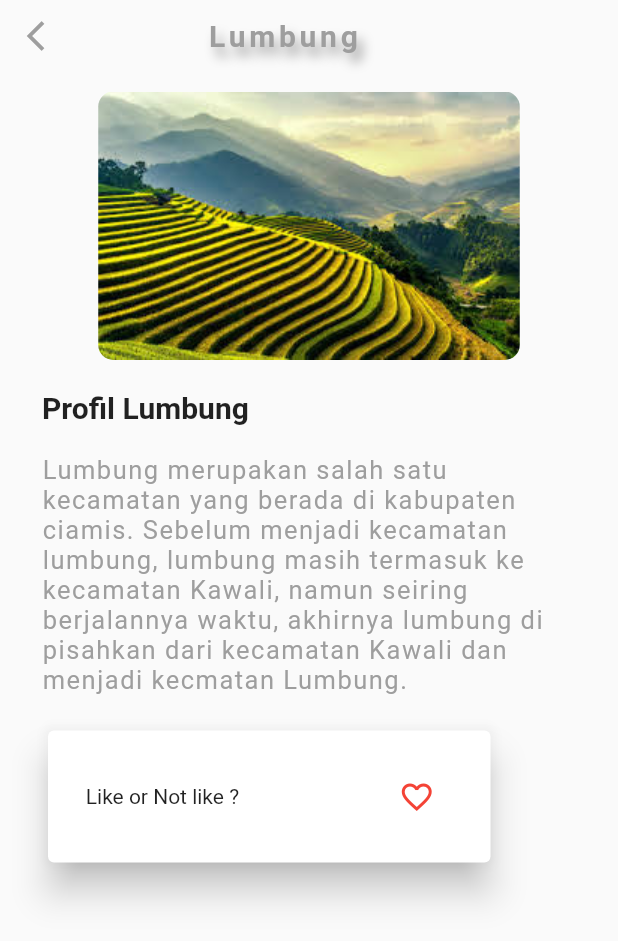
After one commit to aristrisnawan/AboutLumbung, a Flutter app: the screen it shows after launch, after a tap on "Profil", on a phone screen of 412 x 824 dp. The commit adds this screen. Shown: the top 941 px of the screen. Run offline on Flutter 3.47's test engine with Material 2 defaults, Android fonts, the phone set to English and light mode, and no system bars.

Commit message:
create profil and location

```diff
--- a/lib/home_page.dart
+++ b/lib/home_page.dart
@@ -1,6 +1,6 @@
 import 'package:flutter/cupertino.dart';
 import 'package:flutter/material.dart';
-
+import 'package:lumbung/profil.dart';
 
 class HomePage extends StatelessWidget{
 
@@ -23,8 +23,8 @@ class HomePage extends StatelessWidget{
                   crossAxisAlignment: CrossAxisAlignment.start,
                   children: [
                     new Text("All",style: TextStyle(fontSize: 40,fontWeight:FontWeight.bold,color: Colors.blue,fontFamily: 'Playfair Display'),),
-                    new Text("About",style: TextStyle(fontSize: 40,fontWeight:FontWeight.bold,color: Colors.blue,fontFamily: 'PlayfairDisplay'),),
-                    new Text("Lumbung",style: TextStyle(fontSize: 40,fontWeight:FontWeight.bold,color: Colors.blue,fontFamily: 'PlayfairDisplay'),)
+                    new Text("About",style: TextStyle(fontSize: 40,fontWeight:FontWeight.bold,color: Colors.blue,fontFamily: 'Playfair Display'),),
+                    new Text("Lumbung",style: TextStyle(fontSize: 40,fontWeight:FontWeight.bold,color: Colors.blue,fontFamily: 'Playfair Display'),)
                   ],
                 ),
               ),
@@ -35,7 +35,13 @@ class HomePage extends StatelessWidget{
             child:new Row(
               mainAxisAlignment: MainAxisAlignment.spaceEvenly,
               children: <Widget>[
-                Card(
+                 FlatButton(
+                  onPressed: () {
+                    Navigator.push(context, MaterialPageRoute(builder: (context){
+                        return Profil();
+                    }));
+                },
+                  child: Card(
                     color: Colors.grey,
                     elevation: 10.0,
                     child: Container(
@@ -47,6 +53,7 @@ class HomePage extends StatelessWidget{
                           new Text("Profil"),
                           new Text("Lumbung")
                         ],
+                      ),
                     ),
                   ),
                 ),
--- /dev/null
+++ b/lib/profil.dart
@@ -0,0 +1,126 @@
+import 'package:flutter/cupertino.dart';
+import 'package:flutter/material.dart';
+
+
+class Profil extends StatelessWidget{
+
+  Widget build(BuildContext context){
+    return Scaffold(
+      body: Container(
+          child: Column(
+            children: <Widget>[
+              SafeArea(
+                child: Row(
+                  mainAxisAlignment: MainAxisAlignment.start,
+                  children: [
+                    IconButton(
+                      icon: Icon(Icons.arrow_back_ios_sharp,color: Colors.grey,),
+                      onPressed: (){
+                        Navigator.pop(context);
+                      },
+                    ),
+                    Container(
+                      margin: EdgeInsets.only(left: 90.0),
+                      child: Text("Lumbung",style: TextStyle(
+                        fontSize: 20.0,
+                        fontWeight: FontWeight.bold,
+                        color: Colors.grey,
+                        letterSpacing: 2.5,
+                        shadows:[
+                        Shadow (
+                          blurRadius: 9.0,
+                          offset: Offset(4,6),
+                          color: Colors.grey,
+
+                      ),
+                        ],
+                      ),
+                      ),
+                    ),
+                  ],
+                ),
+              ),
+              Container(
+                padding: EdgeInsets.only(top: 13),
+                child: ClipRRect(
+                  borderRadius: BorderRadius.all(Radius.circular(10)),
+                  child: Image.asset("images/lumb.jpg")
+                ),
+              ),
+              Container(
+                margin: EdgeInsets.only(top: 20,left: 28,right: 28),
+                child: Column(
+                  crossAxisAlignment: CrossAxisAlignment.start,
+                  children: [
+                    new Text("Profil Lumbung", style: TextStyle(
+                      fontSize: 20,
+                      fontWeight: FontWeight.bold
+                    ),),
+                    Padding(
+                      padding: EdgeInsets.only(top: 20),
+                      child: Center(
+                        child: new Text("Lumbung merupakan salah satu kecamatan yang berada di kabupaten ciamis. Sebelum menjadi kecamatan lumbung, lumbung masih termasuk ke kecamatan Kawali, namun seiring berjalannya waktu, akhirnya lumbung di pisahkan dari kecamatan Kawali dan menjadi kecmatan Lumbung."
+                            , style: TextStyle(
+                          fontSize: 17,
+                          letterSpacing: 1,
+                          color: Colors.grey,
+                        ),),
+                      ),
+                    ),
+                    Container(
+                      padding: EdgeInsets.only(top: 20),
+                      child: new Row(
+                        mainAxisAlignment: MainAxisAlignment.start,
+                        children: <Widget>[
+                          Card(
+                            elevation: 10.0,
+                            child: Container(
+                              width: 295,
+                              padding: EdgeInsets.only(top:20,bottom: 20,left: 0.0,right: 0.0),
+                              child: Row(
+                                mainAxisAlignment: MainAxisAlignment.spaceEvenly,
+                                children: [
+                                  new Text("Like or Not like ?                    "),
+                                  new  Favorite()
+                                ],
+                              ),
+                            ),
+                          ),
+                        ],
+                      ),
+                    ),
+                  ],
+                ),
+              ),
+            ],
+          ),
+      ),
+    );
+  }
+}
+
+class Favorite extends StatefulWidget{
+
+  @override
+  _FavoriteState createState() =>  _FavoriteState();
+}
+
+class _FavoriteState extends State<Favorite>{
+
+  bool like = false;
+
+  @override
+  Widget build(BuildContext context){
+    return IconButton(
+      icon: Icon(
+        like ? Icons.favorite : Icons.favorite_border,
+        color: Colors.red,
+      ),
+      onPressed: (){
+        setState(() {
+          like = !like;
+        });
+      },
+    );
+  }
+}
--- a/pubspec.yaml
+++ b/pubspec.yaml
@@ -29,6 +29,7 @@ flutter:
 
   assets:
     - images/home_page.jpg
+    - images/lumb.jpg
 
   fonts:
     - family: Playfair Display
```
Also changed, not shown: images/location.jpg (added), images/lumb.jpg (added). Lines whose indentation alone changed are shown as unchanged.
